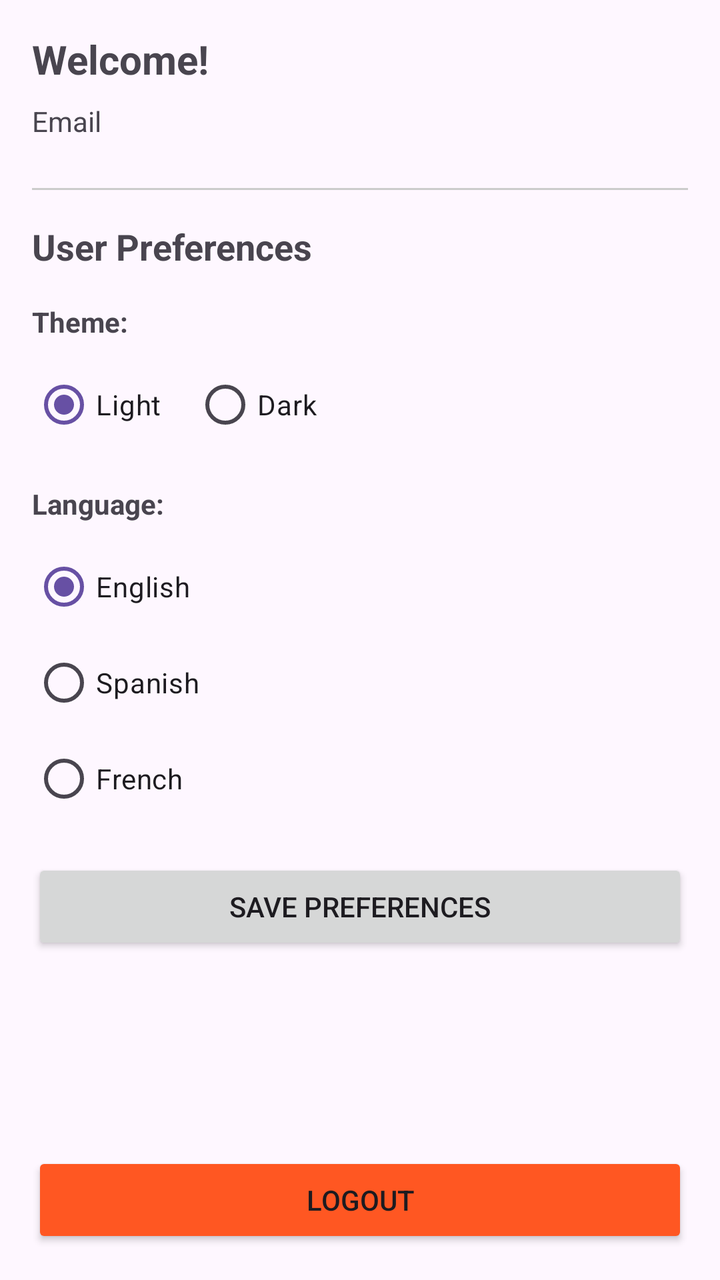
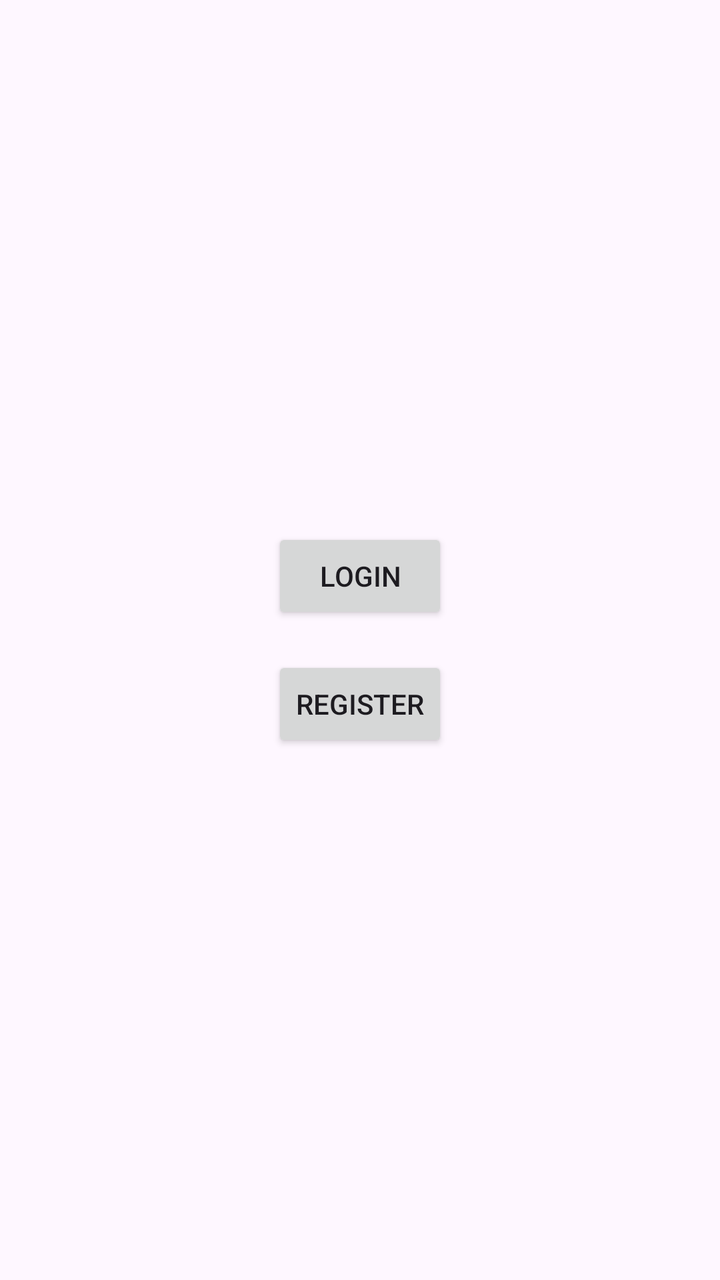

Two renders of the same Android screen: before a commit and after it. Below are the layout's source before the change and the commit's diff.
<!-- AndroidManifest.xml: application theme Theme.RENDBB -->
<!-- res/layout/activity_main.xml -->
<?xml version="1.0" encoding="utf-8"?>
<LinearLayout xmlns:android="http://schemas.android.com/apk/res/android"
    android:layout_width="match_parent"
    android:layout_height="match_parent"
    android:orientation="vertical"
    android:padding="16dp">

    <TextView
        android:id="@+id/username_display"
        android:layout_width="wrap_content"
        android:layout_height="wrap_content"
        android:text="Welcome!"
        android:textSize="20sp"
        android:textStyle="bold"
        android:layout_marginBottom="8dp"/>

    <TextView
        android:id="@+id/email_display"
        android:layout_width="wrap_content"
        android:layout_height="wrap_content"
        android:text="Email"
        android:layout_marginBottom="24dp"/>

    <View
        android:layout_width="match_parent"
        android:layout_height="1dp"
        android:background="#CCCCCC"
        android:layout_marginBottom="16dp"/>

    <TextView
        android:layout_width="wrap_content"
        android:layout_height="wrap_content"
        android:text="User Preferences"
        android:textSize="18sp"
        android:textStyle="bold"
        android:layout_marginBottom="16dp"/>

    <TextView
        android:layout_width="wrap_content"
        android:layout_height="wrap_content"
        android:text="Theme:"
        android:textStyle="bold"
        android:layout_marginBottom="8dp"/>

    <RadioGroup
        android:id="@+id/theme_radio_group"
        android:layout_width="match_parent"
        android:layout_height="wrap_content"
        android:orientation="horizontal"
        android:layout_marginBottom="16dp">

        <RadioButton
            android:id="@+id/theme_light"
            android:layout_width="wrap_content"
            android:layout_height="wrap_content"
            android:text="Light"
            android:checked="true"
            android:layout_marginRight="16dp"/>

        <RadioButton
            android:id="@+id/theme_dark"
            android:layout_width="wrap_content"
            android:layout_height="wrap_content"
            android:text="Dark"/>
    </RadioGroup>

    <TextView
        android:layout_width="wrap_content"
        android:layout_height="wrap_content"
        android:text="Language:"
        android:textStyle="bold"
        android:layout_marginBottom="8dp"/>

    <RadioGroup
        android:id="@+id/language_radio_group"
        android:layout_width="match_parent"
        android:layout_height="wrap_content"
        android:orientation="vertical"
        android:layout_marginBottom="16dp">

        <RadioButton
            android:id="@+id/lang_english"
            android:layout_width="wrap_content"
            android:layout_height="wrap_content"
            android:text="English"
            android:checked="true"/>

        <RadioButton
            android:id="@+id/lang_spanish"
            android:layout_width="wrap_content"
            android:layout_height="wrap_content"
            android:text="Spanish"/>

        <RadioButton
            android:id="@+id/lang_french"
            android:layout_width="wrap_content"
            android:layout_height="wrap_content"
            android:text="French"/>
    </RadioGroup>

    <Button
        android:id="@+id/save_preferences"
        android:layout_width="match_parent"
        android:layout_height="wrap_content"
        android:text="Save Preferences"
        android:layout_marginBottom="24dp"/>

    <View
        android:layout_width="match_parent"
        android:layout_height="0dp"
        android:layout_weight="1"/>

    <Button
        android:id="@+id/logout_button"
        android:layout_width="match_parent"
        android:layout_height="wrap_content"
        android:text="Logout"
        android:backgroundTint="#FF5722"/>

</LinearLayout>
<!-- resources referenced by this layout -->
<resources>
  <style name="Theme.RENDBB" parent="Base.Theme.RENDBB" />
  <style name="Base.Theme.RENDBB" parent="Theme.Material3.DayNight.NoActionBar">
          
          
      </style>
</resources>

<!-- the commit's change to res/layout/activity_main.xml (unified diff, before → after) -->
@@ -3,118 +3,20 @@
     android:layout_width="match_parent"
     android:layout_height="match_parent"
     android:orientation="vertical"
+    android:gravity="center"
     android:padding="16dp">
 
-    <TextView
-        android:id="@+id/username_display"
+    <Button
+        android:id="@+id/button_login"
         android:layout_width="wrap_content"
         android:layout_height="wrap_content"
-        android:text="Welcome!"
-        android:textSize="20sp"
-        android:textStyle="bold"
-        android:layout_marginBottom="8dp"/>
+        android:text="Login" />
 
-    <TextView
-        android:id="@+id/email_display"
+    <Button
+        android:id="@+id/button_register"
         android:layout_width="wrap_content"
         android:layout_height="wrap_content"
-        android:text="Email"
-        android:layout_marginBottom="24dp"/>
-
-    <View
-        android:layout_width="match_parent"
-        android:layout_height="1dp"
-        android:background="#CCCCCC"
-        android:layout_marginBottom="16dp"/>
-
-    <TextView
-        android:layout_width="wrap_content"
-        android:layout_height="wrap_content"
-        android:text="User Preferences"
-        android:textSize="18sp"
-        android:textStyle="bold"
-        android:layout_marginBottom="16dp"/>
-
-    <TextView
-        android:layout_width="wrap_content"
-        android:layout_height="wrap_content"
-        android:text="Theme:"
-        android:textStyle="bold"
-        android:layout_marginBottom="8dp"/>
-
-    <RadioGroup
-        android:id="@+id/theme_radio_group"
-        android:layout_width="match_parent"
-        android:layout_height="wrap_content"
-        android:orientation="horizontal"
-        android:layout_marginBottom="16dp">
-
-        <RadioButton
-            android:id="@+id/theme_light"
-            android:layout_width="wrap_content"
-            android:layout_height="wrap_content"
-            android:text="Light"
-            android:checked="true"
-            android:layout_marginRight="16dp"/>
-
-        <RadioButton
-            android:id="@+id/theme_dark"
-            android:layout_width="wrap_content"
-            android:layout_height="wrap_content"
-            android:text="Dark"/>
-    </RadioGroup>
-
-    <TextView
-        android:layout_width="wrap_content"
-        android:layout_height="wrap_content"
-        android:text="Language:"
-        android:textStyle="bold"
-        android:layout_marginBottom="8dp"/>
-
-    <RadioGroup
-        android:id="@+id/language_radio_group"
-        android:layout_width="match_parent"
-        android:layout_height="wrap_content"
-        android:orientation="vertical"
-        android:layout_marginBottom="16dp">
-
-        <RadioButton
-            android:id="@+id/lang_english"
-            android:layout_width="wrap_content"
-            android:layout_height="wrap_content"
-            android:text="English"
-            android:checked="true"/>
-
-        <RadioButton
-            android:id="@+id/lang_spanish"
-            android:layout_width="wrap_content"
-            android:layout_height="wrap_content"
-            android:text="Spanish"/>
-
-        <RadioButton
-            android:id="@+id/lang_french"
-            android:layout_width="wrap_content"
-            android:layout_height="wrap_content"
-            android:text="French"/>
-    </RadioGroup>
-
-    <Button
-        android:id="@+id/save_preferences"
-        android:layout_width="match_parent"
-        android:layout_height="wrap_content"
-        android:text="Save Preferences"
-        android:layout_marginBottom="24dp"/>
-
-    <View
-        android:layout_width="match_parent"
-        android:layout_height="0dp"
-        android:layout_weight="1"/>
-
-    <Button
-        android:id="@+id/logout_button"
-        android:layout_width="match_parent"
-        android:layout_height="wrap_content"
-        android:text="Logout"
-        android:backgroundTint="#FF5722"/>
+        android:text="Register"
+        android:layout_marginTop="16dp" />
 
 </LinearLayout>
